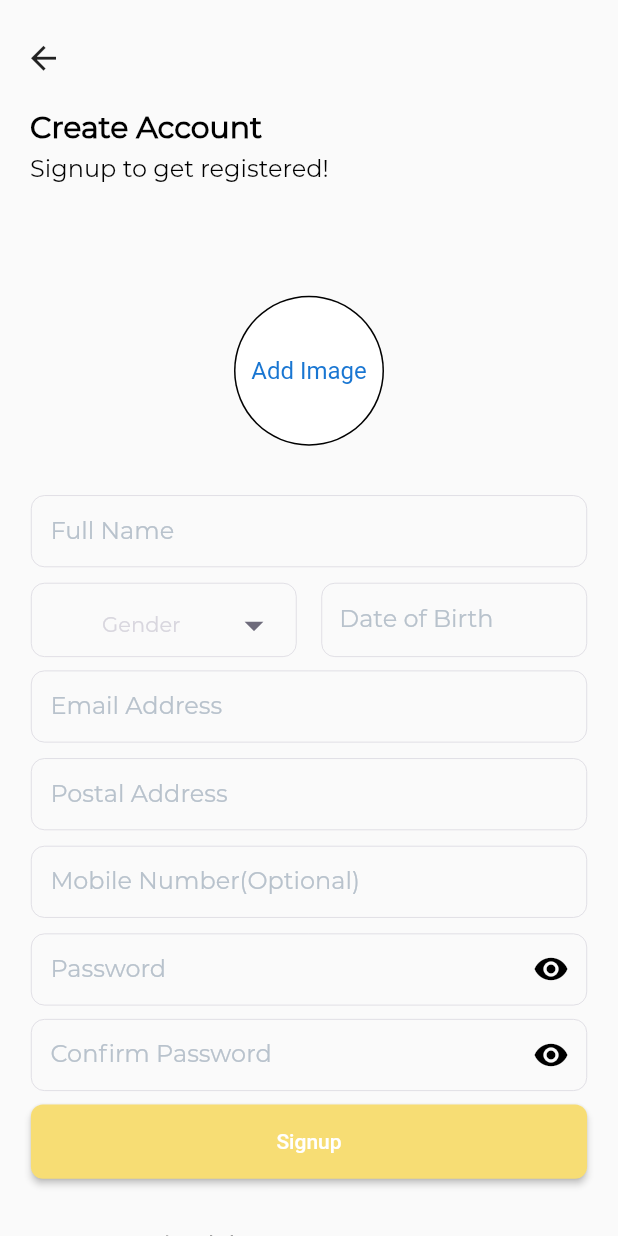
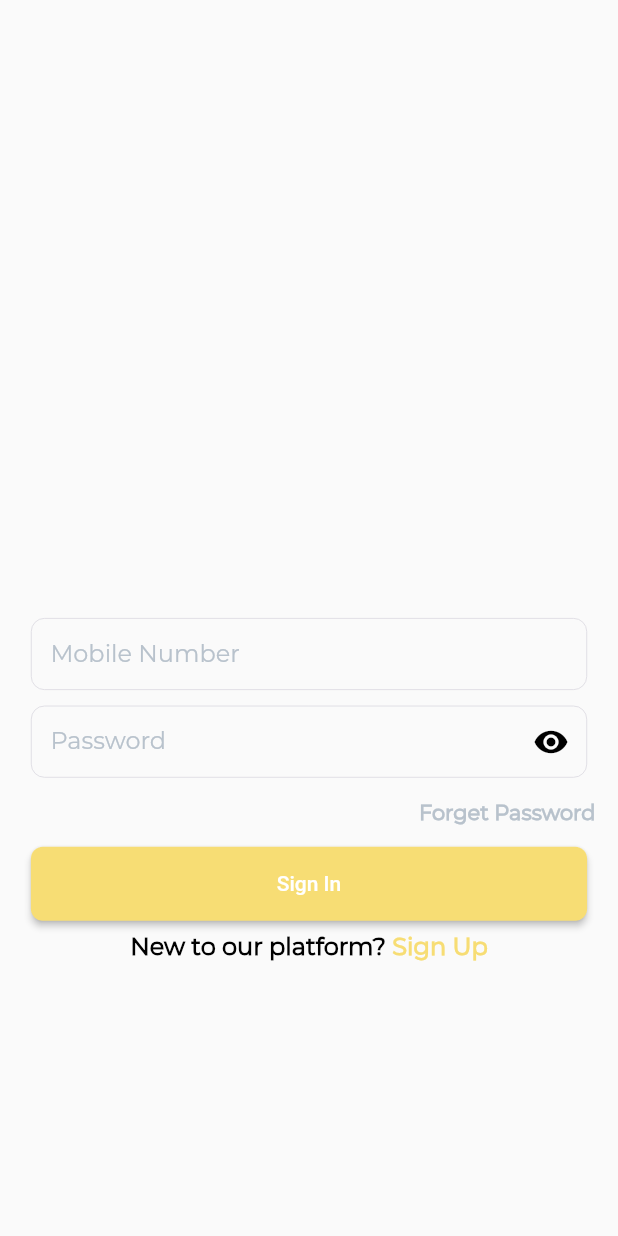
Before and after one commit to syedahmedusman2/Book-App, a Flutter app: the screen it shows after launch, on a phone screen of 412 x 824 dp. Run offline on Flutter 3.47's test engine with Material 2 defaults, Android fonts, the light colour scheme and no system bars; our stand-ins replace get, get_storage, image_picker, otp_text_field; project files that could hold a hidden picture were left out.

Commit message:
login done

```diff
--- /dev/null
+++ b/bookapp/lib/Services/Login and Signup/Forget and Reset Password/login.dart
@@ -0,0 +1,104 @@
+import 'package:bookapp/Constants/constants.dart';
+import 'package:bookapp/Services/Login%20and%20Signup/Forget%20and%20Reset%20Password/register.dart';
+import 'package:bookapp/Widgets/Related%20to%20Forms/texifields.dart';
+import 'package:bookapp/Widgets/Related%20to%20Forms/textfield_validations.dart';
+import 'package:flutter/gestures.dart';
+import 'package:flutter/material.dart';
+
+class Login extends StatelessWidget {
+
+
+  TextEditingController phonenumberController = TextEditingController();
+  TextEditingController passwprdController = TextEditingController();
+
+  @override
+  Widget build(BuildContext context) {
+    return Scaffold(
+      body: Container(
+        margin: EdgeInsets.fromLTRB(10, 0, 10, 0),
+        child: SingleChildScrollView(
+          child: Column(
+            children: [
+              SizedBox(
+                height: MediaQuery.of(context).size.height * 0.5,
+              ),
+            //  test(phoneNumberController),
+
+           phoneNumberTextFieldWidget(context: context, controller:phonenumberController , validate: novalidation, labelText: "Mobile Number"),
+           PasswordTextField(controller: passwprdController, labelText: "Password", validate: novalidation),
+              Padding(
+                padding: const EdgeInsets.fromLTRB(0, 5, 5, 15),
+                child: Row(
+                  mainAxisAlignment: MainAxisAlignment.end,
+                  children: [
+                    InkWell(
+                        onTap: () {
+                          // Navigator.of(context).push(MaterialPageRoute(
+                          //     builder: (_) => ForgetPasswordFirst()));
+                        },
+                        child: Text(
+                          "Forget Password",
+                          style: TextStyle(
+                              fontSize: 14,
+                              fontWeight: FontWeight.w600,
+                              color: Color(0xffb8c2cc),
+                              fontFamily: "Montserrat-Regular"),
+                        )),
+                  ],
+                ),
+              ),
+              Container(
+                  height: MediaQuery.of(context).size.height * 0.06,
+                  width: MediaQuery.of(context).size.width * 0.9,
+                  child: ElevatedButton(
+                    child: Text("Sign In"),
+                    onPressed: () {
+
+                    },
+                    style: ElevatedButton.styleFrom(
+                      primary: primaryColor,
+                      onPrimary: Colors.white,
+                      shape: RoundedRectangleBorder(
+                        borderRadius: BorderRadius.circular(8.0),
+                      ),
+                    ),
+                  )),
+                  // ElevatedButton(onPressed: (){showloadingDialog(context);}, child: Text("child")),
+
+              Align(
+                alignment: FractionalOffset.bottomCenter,
+                child: Padding(
+                  padding: const EdgeInsets.all(8.0),
+                  child: RichText(
+                    text: TextSpan(
+                        text: "New to our platform? ",
+                        style: TextStyle(
+                            fontSize: 16,
+                            fontWeight: FontWeight.w600,
+                            color: Colors.black,
+                            fontFamily: "Montserrat-Regular"),
+                        children: [
+                          TextSpan(
+                            recognizer: TapGestureRecognizer()
+                              ..onTap = () {
+                                Navigator.of(context).push(MaterialPageRoute(
+                                    builder: (_) => RegisterUser()));
+                              },
+                            text: "Sign Up",
+                            style: TextStyle(
+                                fontSize: 16,
+                                fontWeight: FontWeight.w600,
+                                color: primaryColor,
+                                fontFamily: "Montserrat-Regular"),
+                          ),
+                        ]),
+                  ),
+                ),
+              ),
+            ],
+          ),
+        ),
+      ),
+    );
+  }
+}
--- a/bookapp/lib/Services/Login and Signup/Forget and Reset Password/register.dart
+++ b/bookapp/lib/Services/Login and Signup/Forget and Reset Password/register.dart
@@ -1,6 +1,7 @@
 // ignore_for_file: prefer_const_constructors
 
 import 'package:bookapp/Constants/constants.dart';
+import 'package:bookapp/Services/Login%20and%20Signup/Forget%20and%20Reset%20Password/login.dart';
 import 'package:bookapp/Services/Login%20and%20Signup/Forget%20and%20Reset%20Password/otp_for_register.dart';
 import 'package:bookapp/Widgets/Related%20to%20Forms/texifields.dart';
 import 'package:bookapp/Widgets/Related%20to%20Forms/textfield_validations.dart';
@@ -67,6 +68,7 @@ class RegisterUser extends StatelessWidget {
                             TextSpan(
                               recognizer: TapGestureRecognizer()
                                 ..onTap = () {
+                                  Navigator.of(context).pushReplacement(MaterialPageRoute(builder: (_)=>Login()));
                                 },
                               text: "Sign In",
                               style: TextStyle(
--- a/bookapp/lib/main.dart
+++ b/bookapp/lib/main.dart
@@ -1,3 +1,4 @@
+import 'package:bookapp/Services/Login%20and%20Signup/Forget%20and%20Reset%20Password/login.dart';
 import 'package:bookapp/Services/Login%20and%20Signup/Forget%20and%20Reset%20Password/register.dart';
 import 'package:bookapp/Services/Login%20and%20Signup/Forget%20and%20Reset%20Password/signup.dart';
 import 'package:flutter/material.dart';
@@ -29,7 +30,7 @@ class MyApp extends StatelessWidget {
         // is not restarted.
         primarySwatch: Colors.blue,
       ),
-      home: SignUp()
+      home: Login()
     );
   }
 }
```
